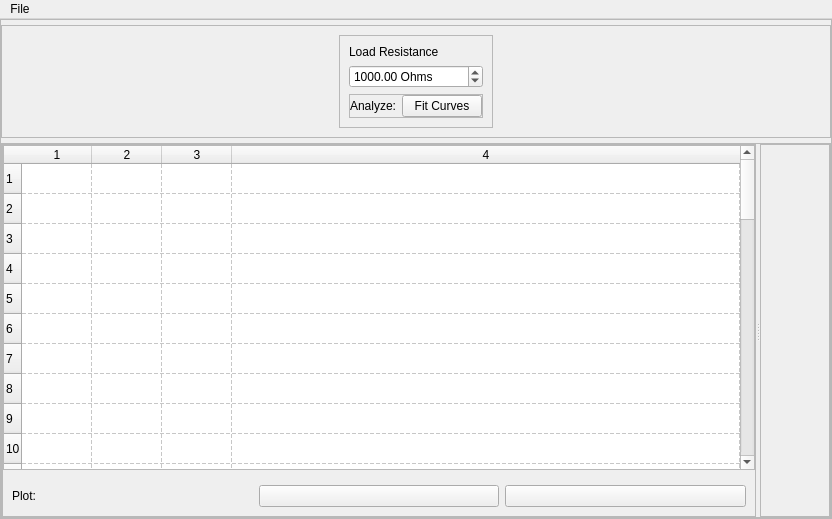
Before: the Qt Designer form SEEL_Apps/apps/C_electronics/templates/template_xc.ui in jithinbp/SEELablet-apps, drawn with Qt 5.
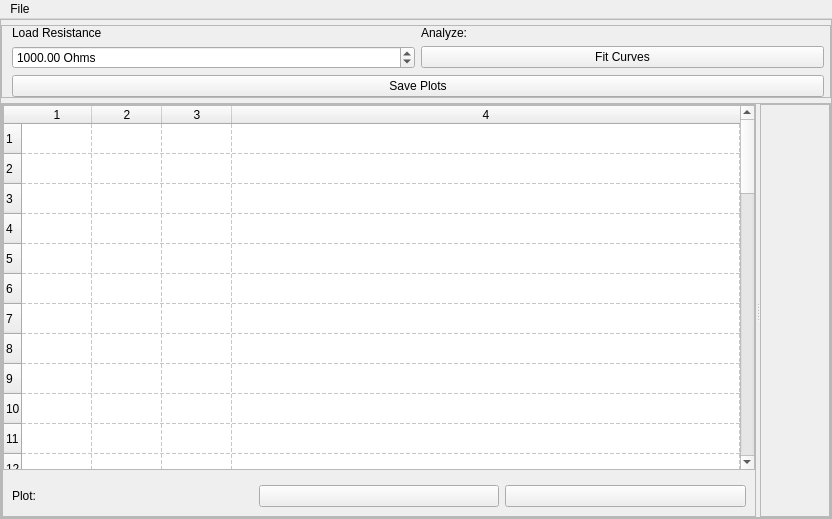
After: the same form once the commit is applied.

Commit message: added save button and UI fixes to electronics apps diode,transistor,xc,xl,bandpass,graph

```diff
--- a/SEEL_Apps/apps/C_electronics/templates/template_xc.ui
+++ b/SEEL_Apps/apps/C_electronics/templates/template_xc.ui
@@ -62,31 +62,20 @@
          <property name="frameShadow">
           <enum>QFrame::Raised</enum>
          </property>
-         <layout class="QVBoxLayout" name="verticalLayout">
-          <item>
-           <layout class="QHBoxLayout" name="WidgetLayout">
-            <item>
-             <widget class="QFrame" name="frame_5">
-              <property name="sizePolicy">
-               <sizepolicy hsizetype="Maximum" vsizetype="Maximum">
-                <horstretch>0</horstretch>
-                <verstretch>0</verstretch>
-               </sizepolicy>
-              </property>
-              <property name="minimumSize">
-               <size>
-                <width>0</width>
-                <height>20</height>
-               </size>
-              </property>
-              <property name="frameShape">
-               <enum>QFrame::StyledPanel</enum>
-              </property>
-              <property name="frameShadow">
-               <enum>QFrame::Raised</enum>
-              </property>
-              <layout class="QVBoxLayout" name="verticalLayout_4">
-               <item>
+         <layout class="QGridLayout" name="gridLayout" columnstretch="2,2,5">
+          <property name="leftMargin">
+           <number>10</number>
+          </property>
+          <property name="topMargin">
+           <number>0</number>
+          </property>
+          <property name="rightMargin">
+           <number>0</number>
+          </property>
+          <property name="bottomMargin">
+           <number>0</number>
+          </property>
+          <item row="0" column="0">
                 <widget class="QLabel" name="label">
                  <property name="sizePolicy">
                   <sizepolicy hsizetype="Preferred" vsizetype="Maximum">
@@ -99,7 +88,46 @@
                  </property>
                 </widget>
                </item>
+          <item row="0" column="1">
+           <widget class="QLabel" name="analysisLabel">
+            <property name="text">
+             <string>Analyze:</string>
+            </property>
+           </widget>
+          </item>
+          <item row="1" column="1">
+           <widget class="QPushButton" name="pushButton">
+            <property name="text">
+             <string>Fit Curves</string>
+            </property>
+           </widget>
+          </item>
+          <item row="0" column="2" rowspan="3">
+           <layout class="QHBoxLayout" name="WidgetLayout" stretch="0">
                <item>
+             <widget class="QFrame" name="frame_4">
+              <property name="sizePolicy">
+               <sizepolicy hsizetype="Maximum" vsizetype="Preferred">
+                <horstretch>0</horstretch>
+                <verstretch>0</verstretch>
+               </sizepolicy>
+              </property>
+              <property name="frameShape">
+               <enum>QFrame::NoFrame</enum>
+              </property>
+              <property name="frameShadow">
+               <enum>QFrame::Raised</enum>
+              </property>
+              <layout class="QHBoxLayout" name="horizontalLayout">
+               <property name="margin">
+                <number>0</number>
+               </property>
+              </layout>
+             </widget>
+            </item>
+           </layout>
+          </item>
+          <item row="1" column="0">
                 <widget class="QDoubleSpinBox" name="resistance">
                  <property name="sizePolicy">
                   <sizepolicy hsizetype="Minimum" vsizetype="Maximum">
@@ -118,39 +146,12 @@
                  </property>
                 </widget>
                </item>
-               <item>
-                <widget class="QFrame" name="frame_4">
-                 <property name="frameShape">
-                  <enum>QFrame::StyledPanel</enum>
-                 </property>
-                 <property name="frameShadow">
-                  <enum>QFrame::Raised</enum>
-                 </property>
-                 <layout class="QHBoxLayout" name="horizontalLayout">
-                  <property name="margin">
-                   <number>0</number>
-                  </property>
-                  <item>
-                   <widget class="QLabel" name="analysisLabel">
+          <item row="2" column="0" colspan="2">
+           <widget class="QPushButton" name="pushButton_2">
                     <property name="text">
-                     <string>Analyze:</string>
-                    </property>
-                   </widget>
-                  </item>
-                  <item>
-                   <widget class="QPushButton" name="pushButton">
-                    <property name="text">
-                     <string>Fit Curves</string>
-                    </property>
-                   </widget>
-                  </item>
-                 </layout>
-                </widget>
-               </item>
-              </layout>
-             </widget>
-            </item>
-           </layout>
+             <string>Save Plots</string>
+            </property>
+           </widget>
           </item>
          </layout>
         </widget>
@@ -370,7 +371,7 @@
                 <x>0</x>
                 <y>0</y>
                 <width>76</width>
-                <height>348</height>
+                <height>393</height>
                </rect>
               </property>
               <layout class="QGridLayout" name="gridLayout_4">
```
Left out of the diff: 27 changed lines with no effect on the pictures. Lines whose indentation alone changed are shown as unchanged. The commit also changes 24 other files.
